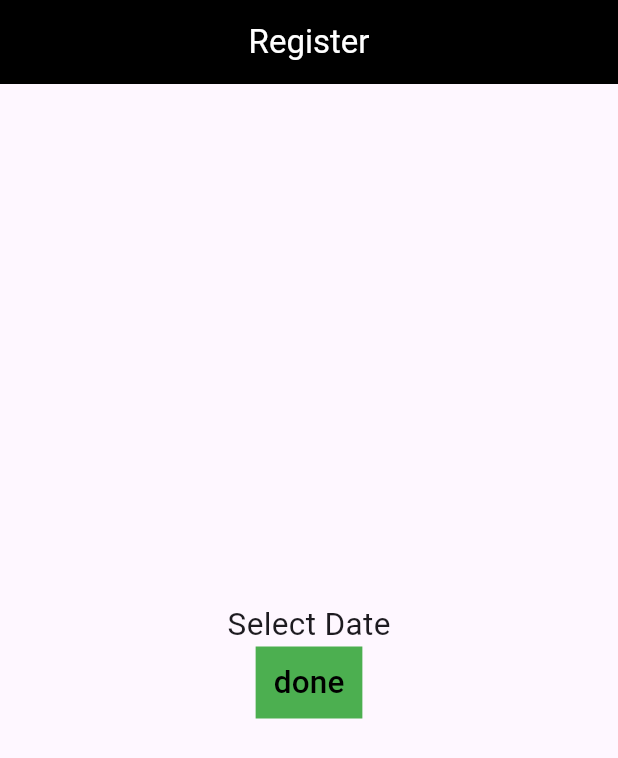
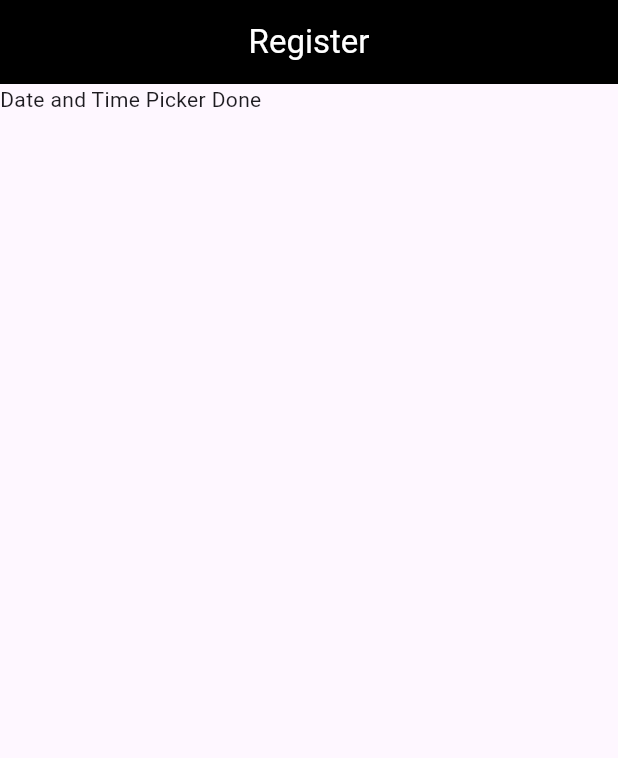
Before and after one commit to Piyushsethiya/flutter-tutorial, a Flutter app: the screen it shows after launch, on a phone screen of 412 x 824 dp. Shown: the top 758 px of the screen. Run offline on Flutter 3.47's test engine with Material 3 defaults, Android fonts, the phone set to English and light mode, and no system bars.

Commit message:
Picker Done

```diff
--- a/lib/main.dart
+++ b/lib/main.dart
@@ -230,22 +230,77 @@ class _DashBoardScreenState extends State<DashBoardScreen>{
 
 // Date picker
 
-    body: Center(
-      child: Column(
-        mainAxisAlignment: MainAxisAlignment.center,
-        children: [
-          Text("Select Date", style: TextStyle(fontSize: 21),),
-          Container(
-              color: Colors.green,
-              child: TextButton(onPressed: (){
-                DateTime? datepicked = await showDatePicker(
-                    context: context,
-                    firstDate: DateTime(2020),
-                    lastDate: DateTime(2024));
-              }, child: Text('done',style: TextStyle(color: Colors.black, fontSize: 21),)))
-        ],
-      ),
-    )
+      // body: Center(
+      //   child: Column(
+      //     mainAxisAlignment: MainAxisAlignment.center,
+      //     children: [
+      //       Text("Select Date", style: TextStyle(fontSize: 21),),
+      //       Container(
+      //           color: Colors.green,
+      //           child: TextButton(onPressed: () async {
+      //             DateTime? datepicked = await showDatePicker(  // showDatePicker is selected on day
+      //                 context: context,
+      //                 initialDate: DateTime.now(),
+      //                 firstDate: DateTime(2020),
+      //                 lastDate: DateTime(2026));
+      //
+      //             if(datepicked != null){
+      //               print("Date Selected: ${datepicked.day}-${datepicked.month}-${datepicked.year}");
+      //             }
+      //           }, child: Text('show',style: TextStyle(color: Colors.black, fontSize: 21),)))
+      //     ],
+      //   ),
+      // )
+
+//Date and Time Picker
+
+      // body: ListView(
+      //   children: [
+      //     Text("Select Date", style: TextStyle(fontSize: 21),),
+      //     Container(
+      //         color: Colors.green,
+      //         child: TextButton(onPressed: () async {
+      //           DateTime? datepicked = await showDatePicker(  // showDatePicker is selected on day
+      //               context: context,
+      //               initialDate: DateTime.now(),
+      //               firstDate: DateTime(2020),
+      //               lastDate: DateTime(2026));
+      //
+      //           if(datepicked != null){
+      //             print("Date Selected: ${datepicked.day}-${datepicked.month}-${datepicked.year}");
+      //           }
+      //         },
+      //             child: Text('Date',style: TextStyle(color: Colors.black, fontSize: 21),))),
+      //     Text("Select Time", style: TextStyle(fontSize: 21),),
+      //     Padding(
+      //       padding: const EdgeInsets.symmetric(vertical: 8, horizontal: 150),
+      //       child: Container(
+      //         color: Colors.red,
+      //         child: TextButton(onPressed: () async {
+      //           TimeOfDay? Time = await showTimePicker(
+      //               context: context,
+      //               initialTime: TimeOfDay.now(),
+      //               initialEntryMode: TimePickerEntryMode.input // open input and dial
+      //               // initialEntryMode: TimePickerEntryMode.dial // open dial and input
+      //               // initialEntryMode: TimePickerEntryMode.inputOnly // only open input
+      //               // initialEntryMode: TimePickerEntryMode.dialOnly // only open dial
+      //           );
+      //           if(Time != null){
+      //             print("Selected Time: ${Time.hourOfPeriod}: ${Time.minute} ${Time.hour >= 12 ? "PM" : "AM"}");
+      //             // print("Selected Time: ${DateFormat('jms').format(Time as DateTime)}");
+      //           }
+      //         },
+      //             child: Text("Time", style: TextStyle(fontSize: 21, color: Colors.black),)),
+      //       ),
+      //     )
+      //   ],
+      // ),
+      // ),
+
+// end picker
+
+    body: Text('Date and Time Picker Done'),
+
     );
 
   }
```
